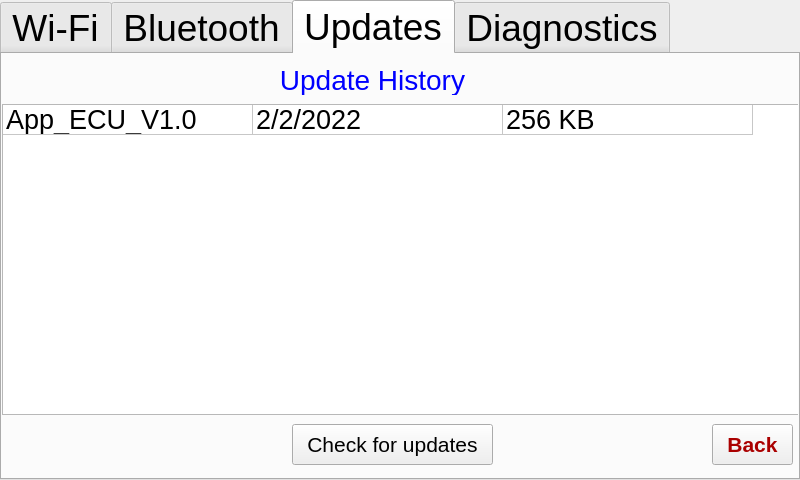
This is RPI/GUI/UI/Settings.ui in YehiaEhab16/FOTA_Graduation-Project-2022 as Qt 5 draws it before an edit. The edited form follows.
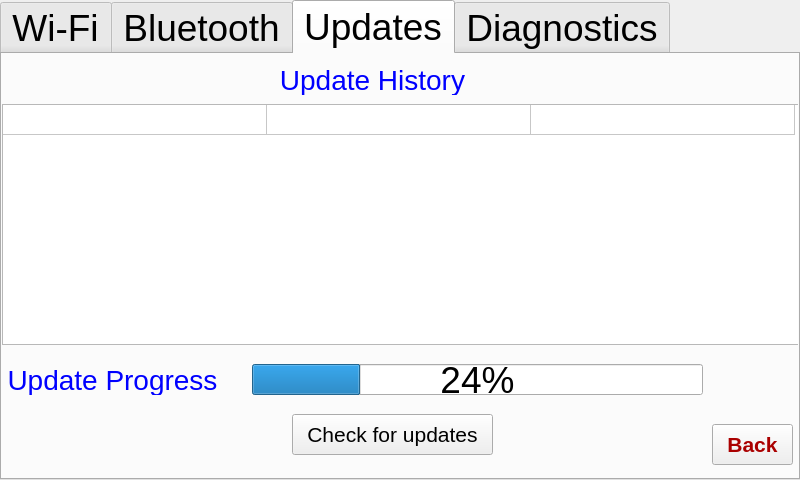
This is the edited form. The open tabs and pages were chosen to show the change. Icons and pictures are not drawn.

The edit to the form file:
```diff
--- a/RPI/GUI/UI/Settings.ui
+++ b/RPI/GUI/UI/Settings.ui
@@ -1505,7 +1505,7 @@
       <x>0</x>
       <y>50</y>
       <width>801</width>
-      <height>311</height>
+      <height>241</height>
      </rect>
     </property>
     <property name="font">
@@ -1544,7 +1544,7 @@
      <bool>false</bool>
     </attribute>
     <attribute name="horizontalHeaderDefaultSectionSize">
-     <number>250</number>
+     <number>264</number>
     </attribute>
     <attribute name="verticalHeaderVisible">
      <bool>false</bool>
@@ -1574,17 +1574,17 @@
     </column>
     <item row="0" column="0">
      <property name="text">
-      <string>App_ECU_V1.0</string>
+      <string/>
      </property>
     </item>
     <item row="0" column="1">
      <property name="text">
-      <string>2/2/2022</string>
+      <string/>
      </property>
     </item>
     <item row="0" column="2">
      <property name="text">
-      <string>256 KB</string>
+      <string/>
      </property>
     </item>
    </widget>
@@ -1616,7 +1616,7 @@
     <property name="geometry">
      <rect>
       <x>290</x>
-      <y>370</y>
+      <y>360</y>
       <width>201</width>
       <height>41</height>
      </rect>
@@ -1624,7 +1624,6 @@
     <property name="font">
      <font>
       <pointsize>16</pointsize>
-      <weight>50</weight>
       <bold>false</bold>
      </font>
     </property>
@@ -1658,6 +1657,43 @@
      <string>Back</string>
     </property>
    </widget>
+   <widget class="QLabel" name="OP_2">
+    <property name="geometry">
+     <rect>
+      <x>0</x>
+      <y>310</y>
+      <width>221</width>
+      <height>31</height>
+     </rect>
+    </property>
+    <property name="font">
+     <font>
+      <pointsize>21</pointsize>
+     </font>
+    </property>
+    <property name="styleSheet">
+     <string notr="true">color: rgb(0, 0, 255);</string>
+    </property>
+    <property name="text">
+     <string>Update Progress</string>
+    </property>
+    <property name="alignment">
+     <set>Qt::AlignCenter</set>
+    </property>
+   </widget>
+   <widget class="QProgressBar" name="progressBar">
+    <property name="geometry">
+     <rect>
+      <x>250</x>
+      <y>310</y>
+      <width>451</width>
+      <height>31</height>
+     </rect>
+    </property>
+    <property name="value">
+     <number>24</number>
+    </property>
+   </widget>
   </widget>
   <widget class="QWidget" name="tab_3">
    <attribute name="title">
```
Left out of the diff: 28 changed lines with no effect on the pictures.
